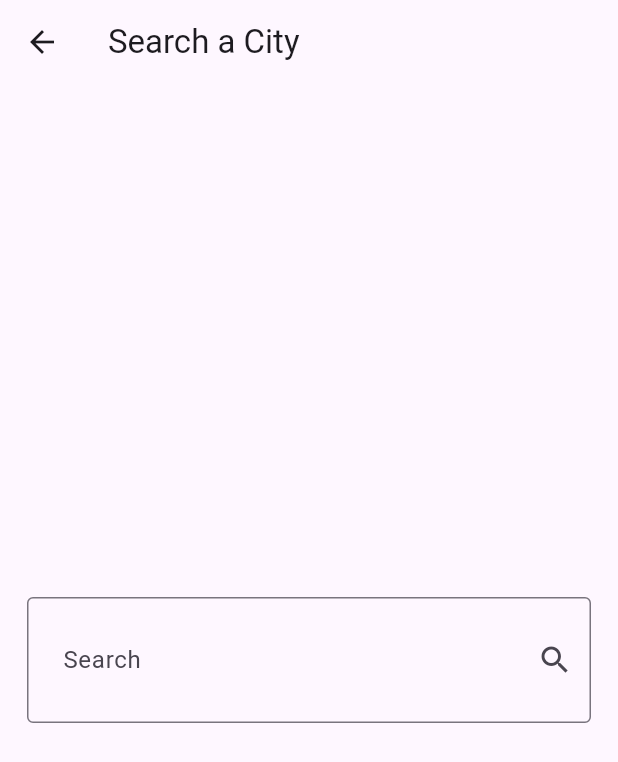
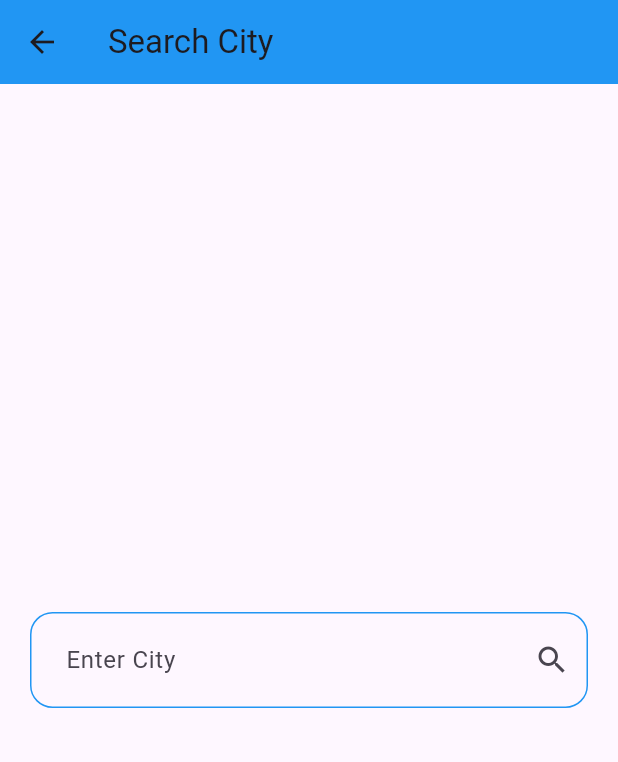
Before and after one commit to rafat1996/Weather-App-By-Flutter, a Flutter app: the screen it shows after launch, after a tap on the "search" icon, on a phone screen of 412 x 824 dp. Shown: the top 762 px of the screen. Run offline on Flutter 3.47's test engine with Material 3 defaults, Android fonts, the phone set to English and light mode, and no system bars; our stand-ins replace dio, flutter_bloc.

Commit message:
Full Project

```diff
--- /dev/null
+++ b/devtools_options.yaml
@@ -0,0 +1 @@
+extensions:
--- /dev/null
+++ b/lib/constant/url.dart
@@ -0,0 +1,2 @@
+const String baseUrl = 'https://api.weatherapi.com/v1';
+const String apiKey = 'baab2d8368e74e75aa894858232510';
--- /dev/null
+++ b/lib/cubits/get-weather-cubit/get-weather-cubit.dart
@@ -0,0 +1,19 @@
+import 'package:dio/dio.dart';
+import 'package:flutter_bloc/flutter_bloc.dart';
+import 'package:weatherapp/cubits/get-weather-cubit/get-weather-state.dart';
+import 'package:weatherapp/models/weather-model.dart';
+import 'package:weatherapp/services/weather-services.dart';
+
+class GetWeatherCubit extends Cubit<WeatherState> {
+  GetWeatherCubit() : super(NoWeatherState());
+   WeatherModel? weatherModel;
+  getWeather({required String cityName}) async {
+    try {
+      weatherModel =
+          await WeatherServices(Dio()).getWeatherData(cityName: cityName);
+      emit(WeatherInfoState());
+    } catch (e) {
+      emit(WeatherFailureState(error: e.toString()));
+    }
+  }
+}
--- /dev/null
+++ b/lib/cubits/get-weather-cubit/get-weather-state.dart
@@ -0,0 +1,11 @@
+class WeatherState {}
+
+class NoWeatherState extends WeatherState {}
+
+class WeatherInfoState extends WeatherState {}
+
+class WeatherFailureState extends WeatherState {
+  final String error;
+
+  WeatherFailureState({required this.error});
+}
--- a/lib/main.dart
+++ b/lib/main.dart
@@ -1,14 +1,12 @@
 import 'package:flutter/material.dart';
-import 'package:provider/provider.dart';
-import 'package:weatherapp/provider/weather-provider.dart';
-import 'package:weatherapp/views/home-view.dart';
+import 'package:flutter_bloc/flutter_bloc.dart';
+import 'package:weatherapp/constant/route.dart';
+import 'package:weatherapp/cubits/get-weather-cubit/get-weather-cubit.dart';
+import 'package:weatherapp/cubits/get-weather-cubit/get-weather-state.dart';
+import 'package:weatherapp/function/get-theme.dart';
 
 void main() {
-  runApp(ChangeNotifierProvider(
-      create: (BuildContext context) {
-        return WeatherProvider();
-      },
-      child: const WeatherApp()));
+  runApp(const WeatherApp());
 }
 
 class WeatherApp extends StatelessWidget {
@@ -16,13 +14,31 @@ class WeatherApp extends StatelessWidget {
 
   @override
   Widget build(BuildContext context) {
-    return MaterialApp(
-      debugShowCheckedModeBanner: false,
-      theme: ThemeData(
-        primarySwatch:
-            Provider.of<WeatherProvider>(context).weatherData?.getTheme(),
+    return BlocProvider(
+      create: (context) => GetWeatherCubit(),
+      child: Builder(
+        builder: (context) => BlocBuilder<GetWeatherCubit, WeatherState>(
+          builder: (context, state) {
+            return MaterialApp(
+              theme: ThemeData(
+                appBarTheme: BlocProvider.of<GetWeatherCubit>(context)
+                            .weatherModel
+                            ?.condition ==
+                        null
+                    ? const AppBarTheme(backgroundColor: Colors.blue)
+                    : AppBarTheme(
+                        backgroundColor: getTheme(
+                            BlocProvider.of<GetWeatherCubit>(context)
+                                .weatherModel
+                                ?.condition)),
+
+              ),
+              debugShowCheckedModeBanner: false,
+              routes: routes,
+            );
+          },
+        ),
       ),
-      home: HomeView(),
     );
   }
 }
--- a/lib/models/weather-model.dart
+++ b/lib/models/weather-model.dart
@@ -1,66 +1,30 @@
-import 'package:flutter/material.dart';
-
 class WeatherModel {
-  String localtime;
-  double temp;
-  double maxTemp;
-  double minTemp;
-  String condition;
+  final String cityName;
+  final DateTime date;
+  final double maxTemp;
+  final double minTemp;
+  final double temp;
+  final String condition;
+  final String? image;
 
   WeatherModel(
-      {required this.localtime,
-      required this.temp,
+      {required this.cityName,
+      required this.date,
       required this.maxTemp,
       required this.minTemp,
-      required this.condition});
+      required this.temp,
+      required this.condition,
+      this.image});
 
-  factory WeatherModel.fromJson(dynamic data) {
-    var jsonData = data['forecast']['forecastday'][0]['day'];
+  factory WeatherModel.fromJson(json) {
     return WeatherModel(
-        localtime: data['location']['localtime'],
-        temp: jsonData['avgtemp_c'],
-        maxTemp: jsonData['maxtemp_c'],
-        minTemp: jsonData['mintemp_c'],
-        condition: jsonData['condition']['text']);
-  }
-  String getImage() {
-    if (condition == 'Clear' || condition == 'Light Cloud') {
-      return 'assets/images/clear.png';
-    } else if (condition == 'Sleet' ||
-        condition == 'Snow' ||
-        condition == 'Hail'||condition == 'Mist') {
-      return 'assets/images/snow.png';
-    } else if (condition == 'Heavy Cloud') {
-      return 'assets/images/cloudy.png';
-    } else if (condition == 'Light Rain' ||
-        condition == 'Heavy Rain' ||
-        condition == 'Patchy rain possible' ||
-        condition == 'Showers') {
-      return 'assets/images/rainy.png';
-    } else if (condition == 'Thunderstorm' || condition == 'Thunder') {
-      return 'assets/images/thunderstorm.png';
-    } else {
-      return 'assets/images/clear.png';
-    }
-  }
-
-  MaterialColor getTheme() {
-    if (condition == 'Clear' || condition == 'Light Cloud') {
-      return Colors.orange;
-    } else if (condition == 'Sleet' ||
-        condition == 'Snow' ||
-        condition == 'Hail' ||
-        condition == 'Light Rain' ||
-        condition == 'Heavy Rain' ||
-        condition == 'Patchy rain possible' ||
-        condition == 'Showers'||condition == 'Mist') {
-      return Colors.blue;
-    } else if (condition == 'Heavy Cloud') {
-      return Colors.blueGrey;
-    } else if (condition == 'Thunderstorm' || condition == 'Thunder') {
-      return Colors.deepPurple;
-    } else {
-      return Colors.orange;
-    }
+      cityName: json['location']['name'],
+      date: DateTime.parse(json['current']['last_updated']),
+      maxTemp: json['forecast']['forecastday'][0]['day']['maxtemp_c'],
+      minTemp: json['forecast']['forecastday'][0]['day']['mintemp_c'],
+      temp: json['forecast']['forecastday'][0]['day']['avgtemp_c'],
+      condition: json['forecast']['forecastday'][0]['day']['condition']['text'],
+      image: json['forecast']['forecastday'][0]['day']['condition']['icon'],
+    );
   }
 }
--- a/lib/provider/weather-provider.dart
+++ /dev/null
@@ -1,13 +0,0 @@
-import 'package:flutter/material.dart';
-import 'package:weatherapp/models/weather-model.dart';
-
-class WeatherProvider extends ChangeNotifier {
-  WeatherModel? _weatherData;
-  String? cityName;
-  set weatherData(WeatherModel? weatherModel) {
-    _weatherData = weatherModel;
-    notifyListeners();
-  }
-
-  WeatherModel? get weatherData => _weatherData;
-}
--- a/lib/services/weather-service.dart
+++ /dev/null
@@ -1,20 +0,0 @@
-import 'dart:convert';
-
-import 'package:http/http.dart' as http;
-import 'package:weatherapp/models/weather-model.dart';
-
-class WeatherService {
-  String baseUrl = 'http://api.weatherapi.com/v1';
-  String apiKey = 'baab2d8368e74e75aa894858232510';
-  Future<WeatherModel> getWeather({required String cityName}) async {
-
-    Uri url =
-        Uri.parse('$baseUrl/forecast.json?key=$apiKey&q=$cityName&days=7');
-
-    http.Response response = await http.get(url);
-    Map<String, dynamic> data = jsonDecode(response.body);
-
-    WeatherModel weatherModel = WeatherModel.fromJson(data);
-    return weatherModel;
-  }
-}
--- /dev/null
+++ b/lib/view/home-view.dart
@@ -0,0 +1,38 @@
+import 'package:flutter/material.dart';
+import 'package:flutter_bloc/flutter_bloc.dart';
+import 'package:weatherapp/cubits/get-weather-cubit/get-weather-cubit.dart';
+import 'package:weatherapp/cubits/get-weather-cubit/get-weather-state.dart';
+import 'package:weatherapp/widget/weather-info-widget.dart';
+
+import '../widget/no-weather-widget.dart';
+
+class HomeView extends StatelessWidget {
+  const HomeView({super.key});
+
+  @override
+  Widget build(BuildContext context) {
+    return Scaffold(
+        appBar: AppBar(
+        centerTitle: true,
+          title: const Text('Weather App'),
+          actions: [
+            IconButton(
+                onPressed: () {
+                  Navigator.pushNamed(context, 'SearchView');
+                },
+                icon: const Icon(Icons.search))
+          ],
+        ),
+        body: BlocBuilder<GetWeatherCubit, WeatherState>(
+          builder: (context, state) {
+            if (state is NoWeatherState) {
+              return  const NoWeatherWidget();
+            } else if (state is WeatherInfoState) {
+              return  WeatherInfoWidget();
+            } else {
+              return  const Text('Opps that was error');
+            }
+          },
+        ));
+  }
+}
--- /dev/null
+++ b/lib/view/search-view.dart
@@ -0,0 +1,44 @@
+import 'package:flutter/material.dart';
+import 'package:flutter_bloc/flutter_bloc.dart';
+import 'package:weatherapp/cubits/get-weather-cubit/get-weather-cubit.dart';
+
+class SearchView extends StatelessWidget {
+  const SearchView({super.key});
+
+  @override
+  Widget build(BuildContext context) {
+    return Scaffold(
+      appBar: AppBar(
+        title: const Text('Search City'),
+      ),
+      body: Center(
+        child: Padding(
+          padding: const EdgeInsets.symmetric(horizontal: 20),
+          child: TextField(
+            onSubmitted: (value) async {
+              GetWeatherCubit getWeatherCubit =
+                  BlocProvider.of<GetWeatherCubit>(context);
+              getWeatherCubit.getWeather(cityName: value);
+              Navigator.pop(context);
+            },
+            decoration: InputDecoration(
+              contentPadding: const EdgeInsets.all(20),
+              label: const Text('Enter City'),
+              suffixIcon: const Icon(Icons.search),
+              border: OutlineInputBorder(
+                  borderRadius: BorderRadius.circular(15),
+                  borderSide: const BorderSide(
+                    color: Colors.blue,
+                  )),
+              enabledBorder: OutlineInputBorder(
+                  borderRadius: BorderRadius.circular(15),
+                  borderSide: const BorderSide(
+                    color: Colors.blue,
+                  )),
+            ),
+          ),
+        ),
+      ),
+    );
+  }
+}
--- a/lib/views/home-view.dart
+++ /dev/null
@@ -1,112 +0,0 @@
-import 'package:flutter/material.dart';
-import 'package:provider/provider.dart';
-import 'package:weatherapp/models/weather-model.dart';
-import 'package:weatherapp/provider/weather-provider.dart';
-import 'package:weatherapp/views/search-view.dart';
-
-class HomeView extends StatefulWidget {
-  HomeView({super.key});
-
-  @override
-  State<HomeView> createState() => _HomeViewState();
-}
-
-class _HomeViewState extends State<HomeView> {
-  @override
-  Widget build(BuildContext context) {
-    var weatherData = Provider.of<WeatherProvider>(context).weatherData;
-    return Scaffold(
-      appBar: AppBar(
-        title: const Text('Weather App'),
-        centerTitle: true,
-        actions: [
-          IconButton(
-              onPressed: () {
-                Navigator.push(
-                  context,
-                  MaterialPageRoute(builder: (context) {
-                    return SearchView();
-                  }),
-                );
-              },
-              icon: const Icon(Icons.search))
-        ],
-      ),
-      body: weatherData == null
-          ? Center(
-              child: Column(
-                  mainAxisAlignment: MainAxisAlignment.center,
-                  children: const [
-                    Text(
-                      'There is no Weather',
-                      style: TextStyle(fontSize: 20),
-                    ),
-                    Text(
-                      'Searching Now 🔎',
-                      style: TextStyle(fontSize: 20),
-                    )
-                  ]),
-            )
-          : Container(
-              decoration: BoxDecoration(
-                  gradient: LinearGradient(
-                      begin: Alignment.topCenter,
-                      end: Alignment.bottomCenter,
-                      colors: [
-                    weatherData.getTheme(),
-                    weatherData.getTheme()[50]!,
-                    weatherData.getTheme()[100]!,
-                  ])),
-              child: Column(
-                  mainAxisAlignment: MainAxisAlignment.center,
-                  children: [
-                    const Spacer(
-                      flex: 2,
-                    ),
-                    Text(
-                      Provider.of<WeatherProvider>(context)
-                          .cityName!
-                          .toUpperCase(),
-                      style: const TextStyle(
-                          fontSize: 30, fontWeight: FontWeight.bold),
-                    ),
-                    Text(
-                      'Update: ${weatherData.localtime}',
-                      style: const TextStyle(fontSize: 21),
-                    ),
-                    const Spacer(),
-                    Row(
-                      mainAxisAlignment: MainAxisAlignment.spaceAround,
-                      children: [
-                        Image.asset(weatherData.getImage()),
-                        Text(
-                          weatherData.temp.toInt().toString(),
-                          style: const TextStyle(fontSize: 38),
-                        ),
-                        Column(
-                          children: [
-                            Text(
-                              'max: ${weatherData.maxTemp.toInt()}',
-                              style: const TextStyle(fontSize: 15),
-                            ),
-                            Text(
-                              'min: ${weatherData.minTemp.toInt()}',
-                              style: const TextStyle(fontSize: 15),
-                            )
-                          ],
-                        ),
-                      ],
-                    ),
-                    const Spacer(),
-                    Text(
-                      weatherData.condition,
-                      style: const TextStyle(fontSize: 30),
-                    ),
-                    const Spacer(
-                      flex: 3,
-                    ),
-                  ]),
-            ),
-    );
-  }
-}
--- a/lib/views/search-view.dart
+++ /dev/null
@@ -1,46 +0,0 @@
-import 'package:flutter/material.dart';
-import 'package:provider/provider.dart';
-
-import 'package:weatherapp/models/weather-model.dart';
-import 'package:weatherapp/provider/weather-provider.dart';
-import 'package:weatherapp/services/weather-service.dart';
-
-class SearchView extends StatelessWidget {
-  String? cityName;
-
-  @override
-  Widget build(BuildContext context) {
-    return Scaffold(
-      appBar: AppBar(
-        title: const Text('Search a City'),
-      ),
-      body: Center(
-        child: Padding(
-          padding: const EdgeInsets.symmetric(horizontal: 18),
-          child: TextField(
-            onSubmitted: (value) async {
-              cityName = value;
-              WeatherService service = WeatherService();
-
-              WeatherModel weather =
-                  await service.getWeather(cityName: cityName!);
-              Provider.of<WeatherProvider>(context, listen: false).weatherData =
-                  weather;
-              Provider.of<WeatherProvider>(context, listen: false).cityName =
-                  cityName;
-
-              Navigator.pop(context);
-            },
-            decoration: const InputDecoration(
-                hintText: 'Enter a City',
-                label: Text('Search'),
-                suffixIcon: Icon(Icons.search),
-                border: OutlineInputBorder(),
-                contentPadding:
-                    EdgeInsets.symmetric(horizontal: 20, vertical: 30)),
-          ),
-        ),
-      ),
-    );
-  }
-}
--- /dev/null
+++ b/lib/widget/no-weather-widget.dart
@@ -0,0 +1,24 @@
+import 'package:flutter/material.dart';
+
+
+class NoWeatherWidget extends StatelessWidget {
+  const NoWeatherWidget({super.key});
+
+  @override
+  Widget build(BuildContext context) {
+    return Center(
+              child: Column(
+                  mainAxisAlignment: MainAxisAlignment.center,
+                  children: const [
+                    Text(
+                      'There is no Weather',
+                      style: TextStyle(fontSize: 20),
+                    ),
+                    Text(
+                      'Searching Now 🔎',
+                      style: TextStyle(fontSize: 20),
+                    )
+                  ]),
+            );
+  }
+}
--- a/pubspec.yaml
+++ b/pubspec.yaml
@@ -35,8 +35,8 @@ dependencies:
   # The following adds the Cupertino Icons font to your application.
   # Use with the CupertinoIcons class for iOS style icons.
   cupertino_icons: ^1.0.2
-  http: ^0.13.6
-  provider: ^6.0.5
+  dio: ^5.4.0
+  flutter_bloc: ^8.1.3
 
 dev_dependencies:
   flutter_test:
```
Also changed, not shown: lib/constant/route.dart (added, +8 -0 lines), lib/function/get-theme.dart (added, +23 -0 lines), lib/services/weather-services.dart (added, +27 -0 lines), lib/widget/weather-info-widget.dart (added, +65 -0 lines), pubspec.lock, 2 other files.
